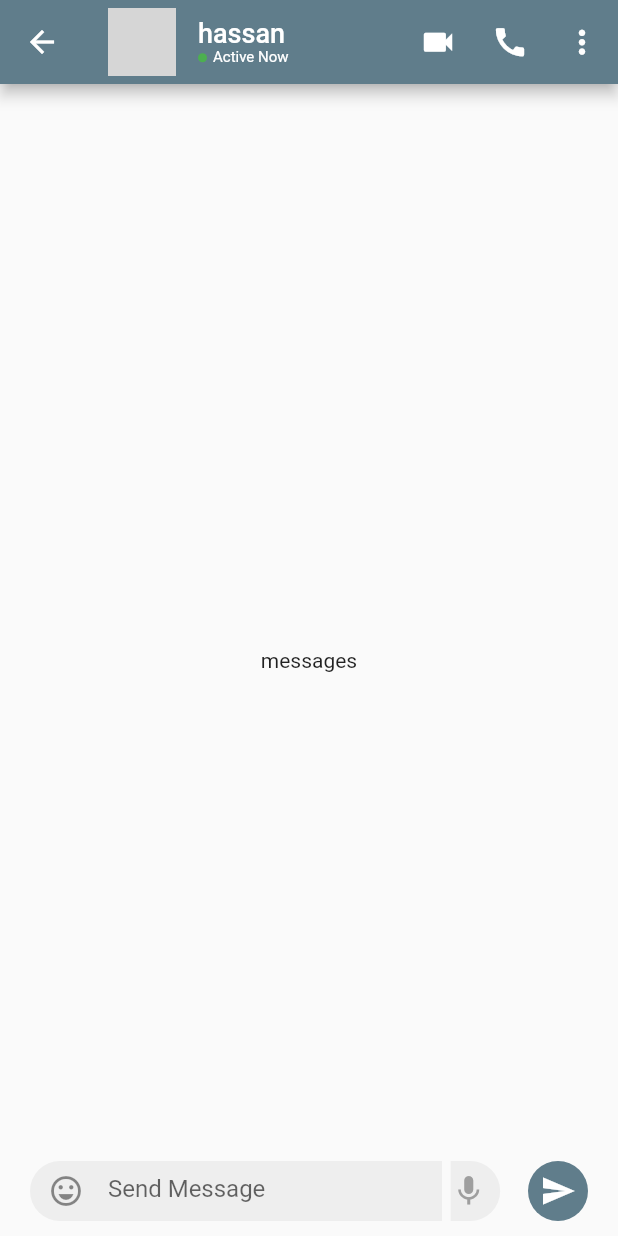
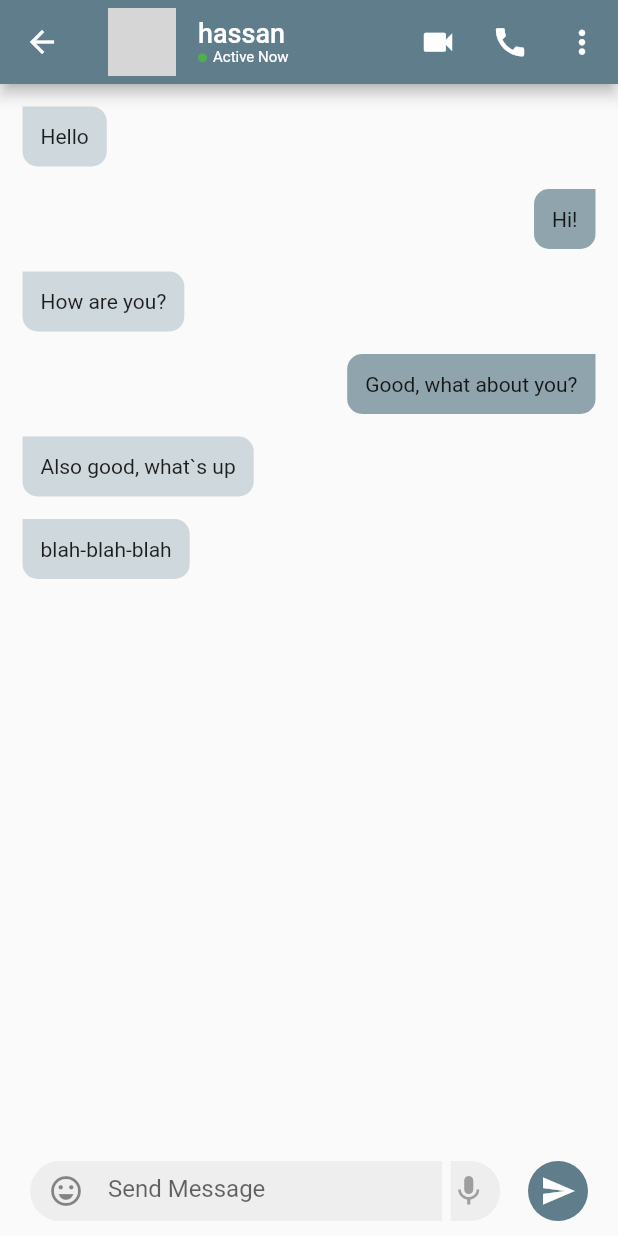
Before and after one commit to hassan-prog/chat_app, a Flutter app: the SelectContactScreen screen opened by its route, after a tap on "hassan", on a phone screen of 412 x 824 dp. Run offline on Flutter 3.47's test engine with Material 2 defaults, Android fonts, the phone set to English and light mode, and no system bars; network calls fail; grey boxes are pictures that could not be loaded.

Commit message:
added map of messages to use in messages_screen if(isMe)

```diff
--- a/lib/models/contact.dart
+++ b/lib/models/contact.dart
@@ -1,6 +1,8 @@
+import './message.dart';
+
 class Contact {
   final String name;
-  final String msg;
+  final List<Map> msg;
   final DateTime date;
   final String id;
   final String imgUrl;
--- a/lib/models/contacts_provider.dart
+++ b/lib/models/contacts_provider.dart
@@ -1,35 +1,135 @@
-import 'package:provider/provider.dart';
 import 'package:flutter/foundation.dart';
 
 import './contact.dart';
+import './message.dart';
 
 class ContactsProvider with ChangeNotifier {
   // ignore: prefer_final_fields
   List<Contact> _contacts = [
     Contact(
         name: 'hassan',
-        msg: 'hello',
+        msg: [
+          {
+            'isMe': true,
+            'message': 'Hello',
+          },
+          {
+            'isMe': false,
+            'message': 'Hi!',
+          },
+          {
+            'isMe': true,
+            'message': 'How are you?',
+          },
+          {
+            'isMe': false,
+            'message': 'Good, what about you?',
+          },
+          {
+            'isMe': true,
+            'message': 'Also good, what`s up',
+          },
+          {
+            'isMe': true,
+            'message': 'blah-blah-blah',
+          },
+        ],
         date: DateTime.now(),
         id: '0',
         imgUrl:
             'https://upload.wikimedia.org/wikipedia/commons/4/41/Bernd_Knox_Knochenhauer-Heidenreich.jpg'),
     Contact(
         name: 'ahmed',
-        msg: 'hallo',
+        msg: [
+          {
+            'isMe': true,
+            'message': 'Hello',
+          },
+          {
+            'isMe': false,
+            'message': 'Hi!',
+          },
+          {
+            'isMe': true,
+            'message': 'How are you?',
+          },
+          {
+            'isMe': false,
+            'message': 'Good, what about you?',
+          },
+          {
+            'isMe': true,
+            'message': 'Also good, what`s up',
+          },
+          {
+            'isMe': true,
+            'message': 'blah-blah-blah',
+          },
+        ],
         date: DateTime.now(),
         id: '1',
         imgUrl:
             'https://upload.wikimedia.org/wikipedia/commons/4/41/Bernd_Knox_Knochenhauer-Heidenreich.jpg'),
     Contact(
-        name: 'mohamed',
-        msg: 'hi',
+        name: 'adel',
+        msg: [
+          {
+            'isMe': true,
+            'message': 'Hello',
+          },
+          {
+            'isMe': false,
+            'message': 'Hi!',
+          },
+          {
+            'isMe': true,
+            'message': 'How are you?',
+          },
+          {
+            'isMe': false,
+            'message': 'Good, what about you?',
+          },
+          {
+            'isMe': true,
+            'message': 'Also good, what`s up',
+          },
+          {
+            'isMe': true,
+            'message': 'blah-blah-blah',
+          },
+        ],
         date: DateTime.now(),
         id: '2',
         imgUrl:
             'https://upload.wikimedia.org/wikipedia/commons/4/41/Bernd_Knox_Knochenhauer-Heidenreich.jpg'),
     Contact(
         name: 'ali',
-        msg: 'hola',
+        msg: [
+          {
+            'isMe': true,
+            'message': 'Hello',
+          },
+          {
+            'isMe': false,
+            'message': 'Hi!',
+          },
+          {
+            'isMe': true,
+            'message': 'How are you?',
+          },
+          {
+            'isMe': false,
+            'message': 'Good, what about you?',
+          },
+          {
+            'isMe': true,
+            'message': 'Also good, what`s up',
+          },
+          {
+            'isMe': true,
+            'message': 'blah-blah-blah',
+          },
+        ],
         date: DateTime.now(),
         id: '3',
         imgUrl:
--- /dev/null
+++ b/lib/models/message.dart
@@ -0,0 +1,9 @@
+class Message {
+  final List<Map> _messages;
+
+  Message(this._messages);
+
+  List<Map> get messages {
+    return [..._messages];
+  }
+}
--- a/lib/screens/chats_screen.dart
+++ b/lib/screens/chats_screen.dart
@@ -6,6 +6,7 @@ import './messages_screen.dart';
 import './select_contact_screen.dart';
 import '../models/contacts_provider.dart';
 
+// ignore: use_key_in_widget_constructors
 class ChatsScreen extends StatelessWidget {
   @override
   Widget build(BuildContext context) {
@@ -23,11 +24,12 @@ class ChatsScreen extends StatelessWidget {
             padding: const EdgeInsets.symmetric(vertical: 6),
             child: GestureDetector(
               onTap: () => Navigator.of(context).pushNamed(
-                  MessagesScreen.routeName,
-                  arguments: contactsData[i]),
+                MessagesScreen.routeName,
+                arguments: contactsData[i],
+              ),
               child: ListTile(
                 title: Text(contactsData[i].name),
-                subtitle: Text(contactsData[i].msg),
+                subtitle: Text(contactsData[i].msg.last['message']),
                 trailing: Text(
                   DateFormat.yMd()
                       .add_jm()
--- a/lib/screens/messages_screen.dart
+++ b/lib/screens/messages_screen.dart
@@ -3,6 +3,7 @@ import 'package:flutter/material.dart';
 import '../models/contact.dart';
 import '../widgets/message_send_navigation.dart';
 
+// ignore: use_key_in_widget_constructors
 class MessagesScreen extends StatelessWidget {
   static const routeName = '/messages';
 
@@ -91,7 +92,53 @@ class MessagesScreen extends StatelessWidget {
           ),
         ],
       ),
-      body: Center(child: Text('messages')),
+      body: ListView.builder(
+        itemBuilder: (context, index) => Row(
+          children: [
+            if (!myContact.msg[index]['isMe'])
+              Container(
+                width: MediaQuery.of(context).size.width,
+                child: Row(
+                  mainAxisAlignment: MainAxisAlignment.end,
+                  children: [
+                    Container(
+                      padding: const EdgeInsets.all(12),
+                      margin: const EdgeInsets.only(top: 15, right: 15),
+                      decoration: BoxDecoration(
+                        borderRadius: const BorderRadius.only(
+                          bottomLeft: Radius.circular(10),
+                          topLeft: Radius.circular(10),
+                          bottomRight: Radius.circular(10),
+                        ),
+                        color: Colors.blueGrey.shade300,
+                      ),
+                      child: Text(
+                        myContact.msg[index]['message'],
+                      ),
+                    ),
+                  ],
+                ),
+              )
+            else
+              Container(
+                padding: const EdgeInsets.all(12),
+                margin: const EdgeInsets.only(left: 15, top: 15),
+                decoration: BoxDecoration(
+                  borderRadius: const BorderRadius.only(
+                    bottomLeft: Radius.circular(10),
+                    topRight: Radius.circular(10),
+                    bottomRight: Radius.circular(10),
+                  ),
+                  color: Colors.blueGrey.shade100,
+                ),
+                child: Text(
+                  myContact.msg[index]['message'],
+                ),
+              ),
+          ],
+        ),
+        itemCount: myContact.msg.length,
+      ),
       bottomSheet: MessageSendNavigation(),
     );
   }
```
